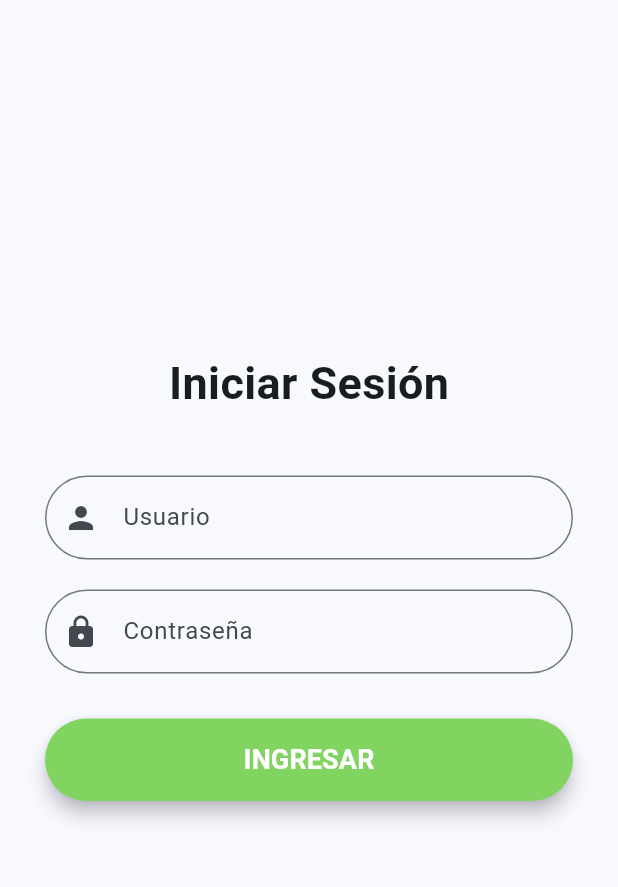
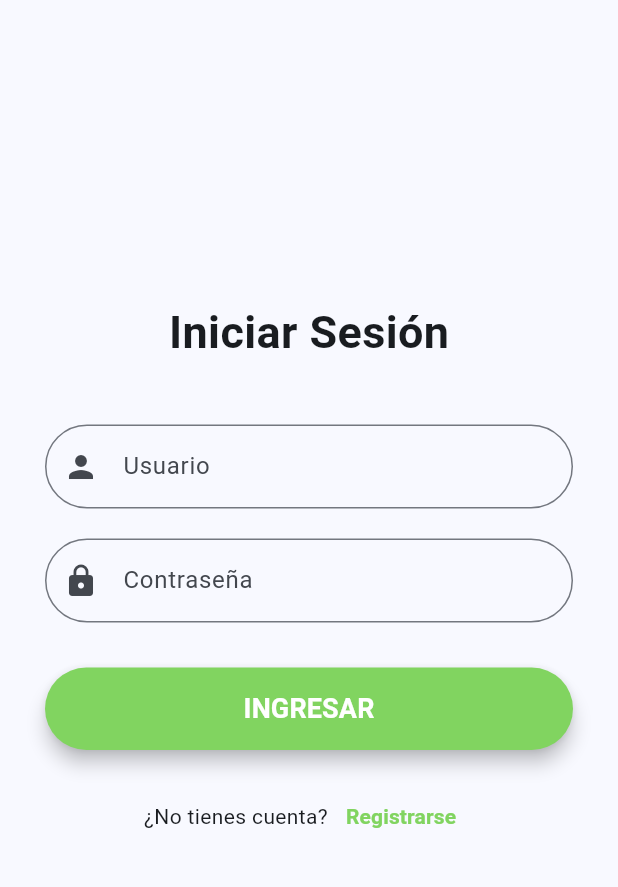
Before and after one commit to Andresmunoz12/Gramas_y_suministros, a Flutter app: the LoginScreen screen opened directly, on a phone screen of 412 x 824 dp, the part 84-971 px from its top. Run offline on Flutter 3.47's test engine with Material 3 defaults, Android fonts, the phone set to English and light mode, and no system bars.

Commit message:
navegar entre login y registrer

```diff
--- a/lib/Features/auth-login/Login_Screen.dart
+++ b/lib/Features/auth-login/Login_Screen.dart
@@ -1,4 +1,5 @@
 import 'package:flutter/material.dart';
+import 'package:gramas_y_suministros_movil/Features/auth-login/Register-Screen.dart';
 import 'package:http/http.dart' as http; // es la comunicación con http
 import 'dart:convert';//convierte o traduce los json
 
@@ -92,14 +93,12 @@ class LoginScreen extends StatelessWidget {
                 ),
                 const SizedBox(height: 30),
 
+                // --- BOTÓN DE INGRESAR ---
                 SizedBox(
                   width: double.infinity,
                   height: 55,
                   child: ElevatedButton(
-                    onPressed: () {
-                      // llamamos la funcion
-                      login(context);
-                    },
+                    onPressed: () => login(context),
                     style: ElevatedButton.styleFrom(
                       backgroundColor: const Color(0xFF81D460),
                       foregroundColor: Colors.white,
@@ -113,6 +112,31 @@ class LoginScreen extends StatelessWidget {
                       style: TextStyle(fontSize: 18, fontWeight: FontWeight.bold),
                     ),
                   ),
+                ), // 👈 Aquí termina el SizedBox del botón
+
+                const SizedBox(height: 20), // Espacio entre botón y link
+
+                // --- LINK A REGISTRO (Fuera del botón, dentro de la Column) ---
+                Row(
+                  mainAxisAlignment: MainAxisAlignment.center,
+                  children: [
+                    const Text("¿No tienes cuenta?"),
+                    TextButton(
+                      onPressed: () {
+                        Navigator.push(
+                          context,
+                          MaterialPageRoute(builder: (context) =>  RegisterScreen()),
+                        );
+                      },
+                      child: const Text(
+                        "Registrarse",
+                        style: TextStyle(
+                          color: Color(0xFF81D460),
+                          fontWeight: FontWeight.bold,
+                        ),
+                      ),
+                    ),
+                  ],
                 ),
               ],
             ),
--- a/lib/main.dart
+++ b/lib/main.dart
@@ -19,7 +19,7 @@ class Myapp extends StatelessWidget {
         useMaterial3: true,
           colorSchemeSeed: Colors.blue
       ),
-    home:  RegisterScreen()
+    home:  LoginScreen()
     );
     throw UnimplementedError();
   }
```
Also changed, not shown: lib/Features/auth-login/Register-Screen.dart (+22 -0 lines).
